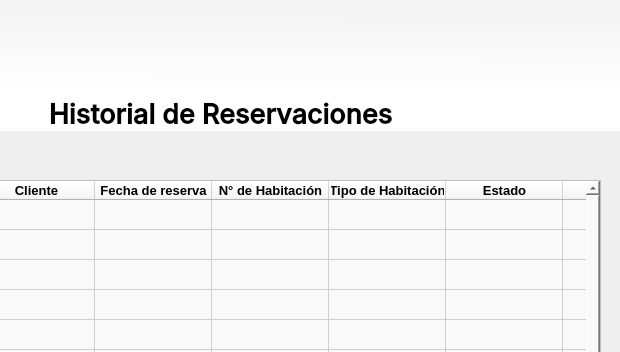
Qt form project1/views/ui/historial_reservaciones.ui (Alex300VA24/projectHotel) before a commit; both pictures show x 180 to 800 and y 0 to 352 of the 800 by 600 pixel window.
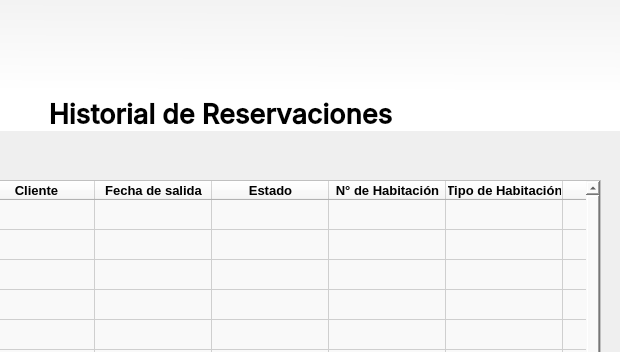
The same form after that commit. Icons and pictures are not drawn.

The edit to the form file:
```diff
--- a/project1/views/ui/historial_reservaciones.ui
+++ b/project1/views/ui/historial_reservaciones.ui
@@ -177,7 +177,18 @@
    </column>
    <column>
     <property name="text">
-     <string>Fecha de reserva</string>
+     <string>Fecha de salida</string>
+    </property>
+    <property name="font">
+     <font>
+      <family>Tahoma</family>
+      <pointsize>10</pointsize>
+     </font>
+    </property>
+   </column>
+   <column>
+    <property name="text">
+     <string>Estado</string>
     </property>
     <property name="font">
      <font>
@@ -208,17 +219,6 @@
      </font>
     </property>
    </column>
-   <column>
-    <property name="text">
-     <string>Estado</string>
-    </property>
-    <property name="font">
-     <font>
-      <family>Tahoma</family>
-      <pointsize>10</pointsize>
-     </font>
-    </property>
-   </column>
    <column>
     <property name="text">
      <string>Monto</string>
```
